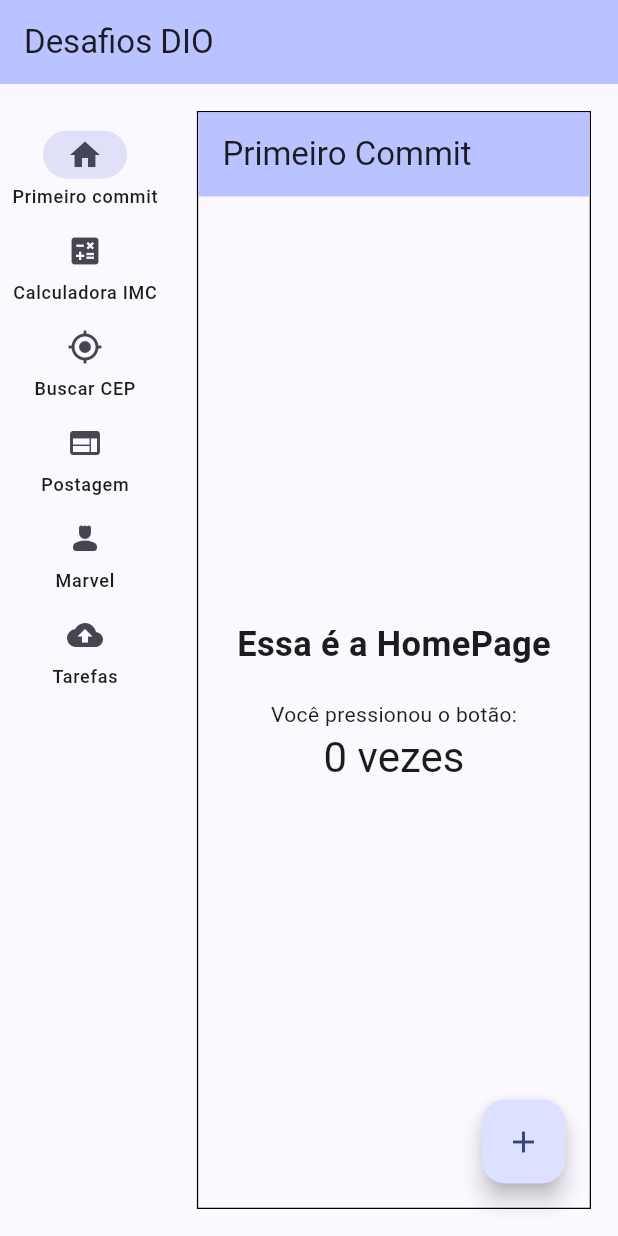
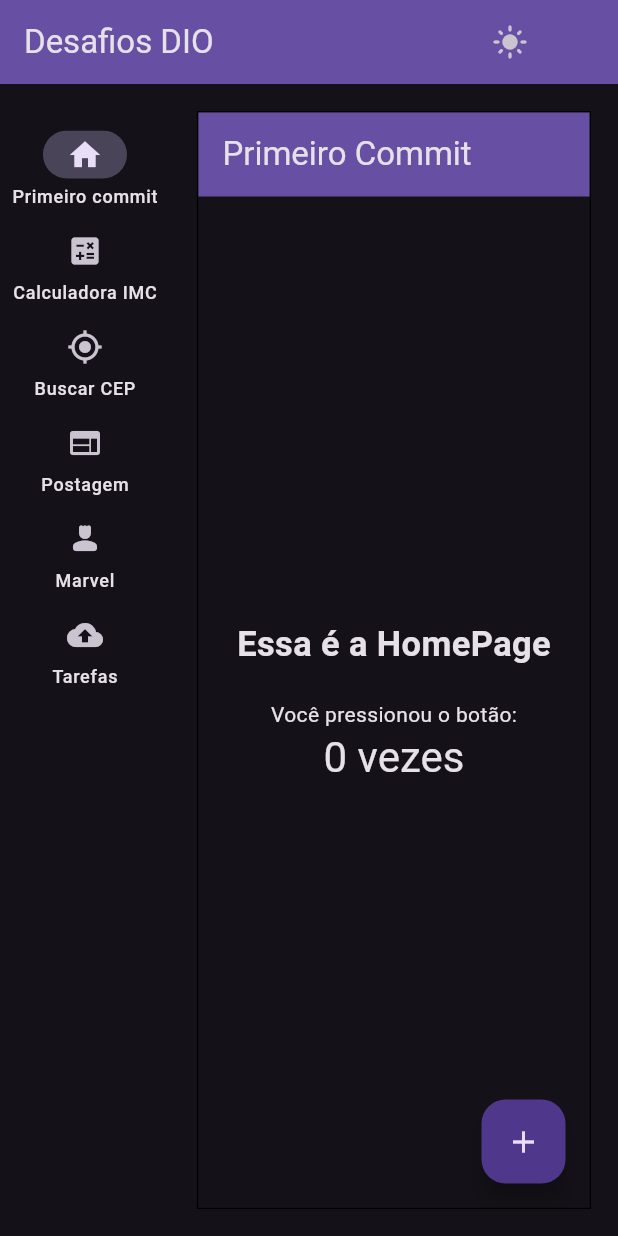
Before and after one commit to BrunoAlm/projetos_flutter_dio, a Flutter app: the screen it shows after launch, on a phone screen of 412 x 824 dp. Run offline on Flutter 3.47's test engine with Material 3 defaults, Android fonts, the phone set to English and light mode, and no system bars; our stand-ins replace convert, dio, flutter_dotenv, get_it, hive_flutter; accounts and stored records are empty.

Commit message:
feat: change color theme
with provider

```diff
--- a/lib/app_widget.dart
+++ b/lib/app_widget.dart
@@ -1,18 +1,27 @@
 import 'package:projetos_flutter_dio/my_navigation_widget.dart';
 import 'package:flutter/material.dart';
+import 'package:projetos_flutter_dio/src/shared/dark_mode_service.dart';
+import 'package:provider/provider.dart';
 
 class AppWidget extends StatelessWidget {
   const AppWidget({super.key});
 
   @override
   Widget build(BuildContext context) {
-    return MaterialApp(
-      title: 'Flutter DIO',
-      theme: ThemeData(
-        colorScheme: ColorScheme.fromSeed(seedColor: Colors.indigo),
-        useMaterial3: true,
+    return MultiProvider(
+      providers: [
+        ChangeNotifierProvider<DarkModeService>(
+          create: (context) => DarkModeService(),
+        )
+      ],
+      child: Consumer<DarkModeService>(
+        builder: (context, darkModeService, child) => MaterialApp(
+          title: 'Flutter DIO',
+          theme:
+              darkModeService.darkMode ? ThemeData.light() : ThemeData.dark(),
+          home: const MyNavigation(title: 'Desafios DIO'),
+        ),
       ),
-      home: const MyNavigation(title: 'Desafios DIO'),
     );
   }
 }
--- a/lib/my_navigation_widget.dart
+++ b/lib/my_navigation_widget.dart
@@ -5,6 +5,8 @@ import 'package:projetos_flutter_dio/src/modules/marvel/marvel_page.dart';
 import 'package:projetos_flutter_dio/src/modules/posts/posts_page.dart';
 import 'package:projetos_flutter_dio/src/modules/tarefas/tarefas_page.dart';
 import 'package:flutter/material.dart';
+import 'package:projetos_flutter_dio/src/shared/dark_mode_service.dart';
+import 'package:provider/provider.dart';
 
 class MyNavigation extends StatefulWidget {
   final String title;
@@ -32,6 +34,20 @@ class _MyNavigationState extends State<MyNavigation> {
       appBar: AppBar(
         title: Text(widget.title),
         backgroundColor: Theme.of(context).colorScheme.inversePrimary,
+        actions: [
+          Padding(
+            padding: const EdgeInsets.only(right: 48.0),
+            child: Consumer<DarkModeService>(
+              builder: (context, darkModeService, child) => IconButton(
+                onPressed: () =>
+                    darkModeService.darkMode = !darkModeService.darkMode,
+                icon: Icon(
+                  darkModeService.darkMode ? Icons.dark_mode : Icons.light_mode,
+                ),
+              ),
+            ),
+          ),
+        ],
       ),
       body: Row(
         mainAxisSize: MainAxisSize.min,
--- a/lib/src/modules/tarefas/back4app_tarefas_dio_interceptor.dart
+++ b/lib/src/modules/tarefas/back4app_tarefas_dio_interceptor.dart
@@ -6,9 +6,9 @@ class Back4AppTarefasDioInterceptor extends Interceptor {
   @override
   void onRequest(RequestOptions options, RequestInterceptorHandler handler) {
     options.headers["X-Parse-Application-Id"] =
-        dotenv.get('BACK4APP_APPLICATION_ID');
+        dotenv.get('BACK4APP_TAREFAS_APPLICATION_ID');
     options.headers["X-Parse-REST-API-Key"] =
-        dotenv.get('BACK4APP_REST_API_KEY');
+        dotenv.get('BACK4APP_TAREFAS_REST_API_KEY');
 
     debugPrint('REQUEST[${options.method}] => PATH: ${options.path}');
     super.onRequest(options, handler);
--- /dev/null
+++ b/lib/src/shared/dark_mode_service.dart
@@ -0,0 +1,12 @@
+import 'package:flutter/material.dart';
+
+class DarkModeService extends ChangeNotifier {
+  bool _darkMode = false;
+
+  bool get darkMode => _darkMode;
+
+  set darkMode(bool value) {
+    _darkMode = value;
+    notifyListeners();
+  }
+}
--- a/pubspec.yaml
+++ b/pubspec.yaml
@@ -43,6 +43,7 @@ dependencies:
   flutter_dotenv: ^5.1.0
   crypto: ^3.0.3
   convert: ^3.1.1
+  provider: ^6.1.1
 
 dev_dependencies:
   flutter_test:
```
